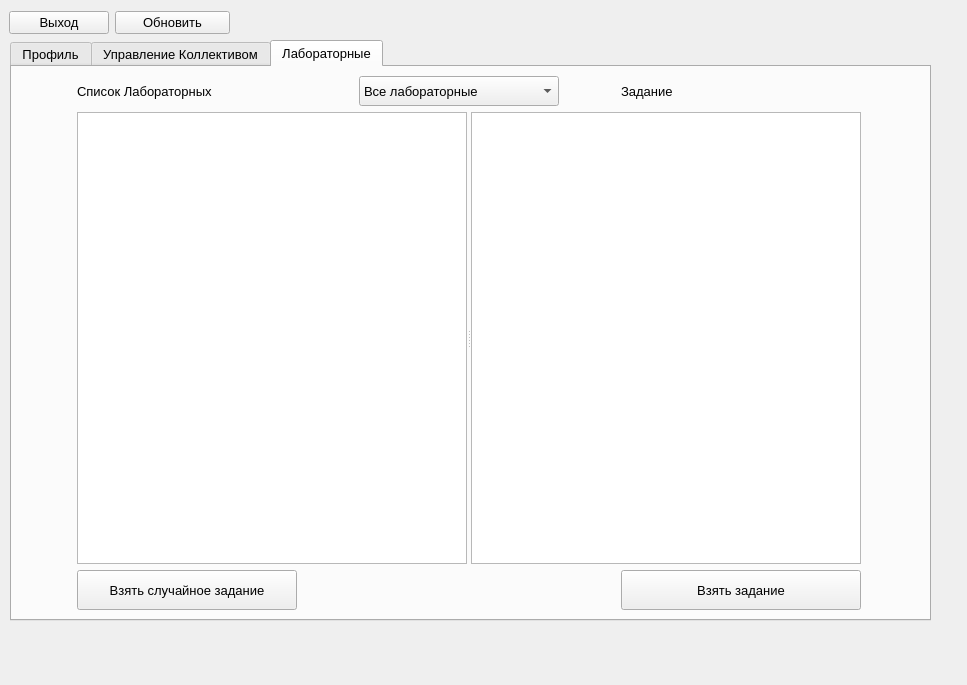
First picture: the form in studentdialog.ui, repository Knigan/DB3, before the edit.
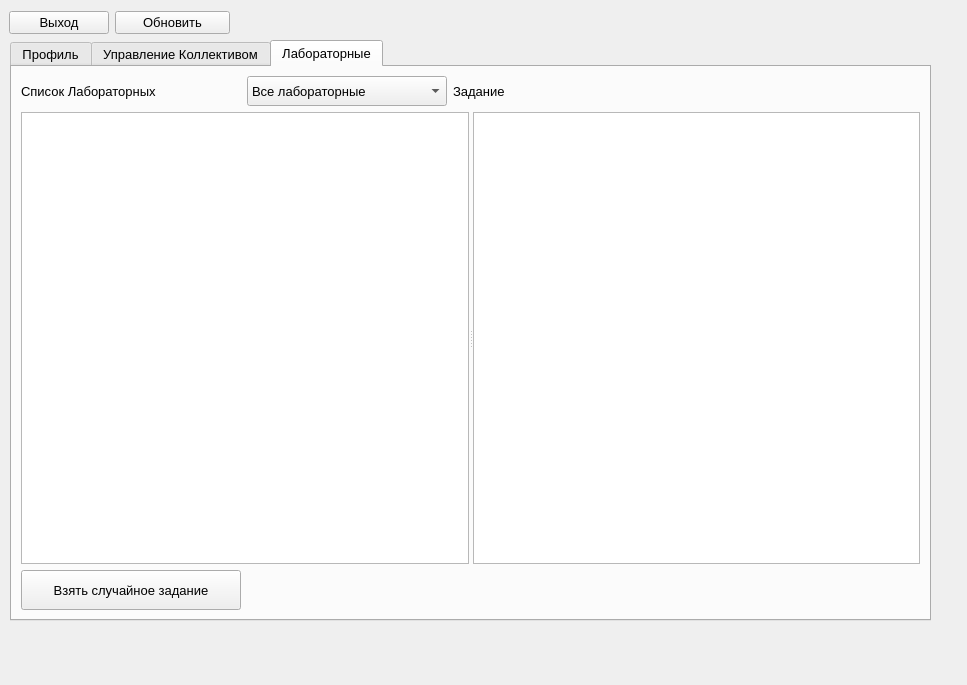
Second picture: the form after the edit. The open tabs and pages were chosen to show the change.

The edit to the form file:
```diff
--- a/studentdialog.ui
+++ b/studentdialog.ui
@@ -493,25 +493,6 @@
        </property>
       </widget>
      </item>
-     <item row="2" column="2">
-      <widget class="QPushButton" name="takeTaskButton">
-       <property name="minimumSize">
-        <size>
-         <width>220</width>
-         <height>40</height>
-        </size>
-       </property>
-       <property name="maximumSize">
-        <size>
-         <width>240</width>
-         <height>40</height>
-        </size>
-       </property>
-       <property name="text">
-        <string>Взять задание</string>
-       </property>
-      </widget>
-     </item>
     </layout>
    </widget>
   </widget>
```
Left out of the diff: 2 changed lines with no effect on the pictures.
